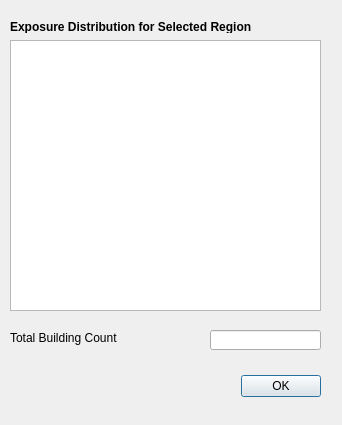
Qt form qt/dlg_res_detail.ui (gem/sidd) before a commit.
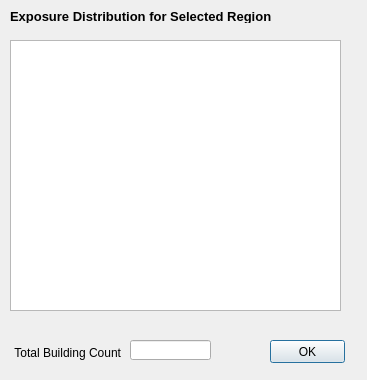
The same form after that commit.

```diff
--- a/qt/dlg_res_detail.ui
+++ b/qt/dlg_res_detail.ui
@@ -6,35 +6,19 @@
    <rect>
     <x>0</x>
     <y>0</y>
-    <width>342</width>
-    <height>425</height>
+    <width>367</width>
+    <height>380</height>
    </rect>
   </property>
   <property name="windowTitle">
    <string>Feature Details</string>
   </property>
-  <widget class="QDialogButtonBox" name="btnOK">
-   <property name="geometry">
-    <rect>
-     <x>-20</x>
-     <y>370</y>
-     <width>341</width>
-     <height>32</height>
-    </rect>
-   </property>
-   <property name="orientation">
-    <enum>Qt::Horizontal</enum>
-   </property>
-   <property name="standardButtons">
-    <set>QDialogButtonBox::Ok</set>
-   </property>
-  </widget>
   <widget class="QTableView" name="table_result">
    <property name="geometry">
     <rect>
      <x>10</x>
      <y>40</y>
-     <width>311</width>
+     <width>331</width>
      <height>271</height>
     </rect>
    </property>
@@ -43,13 +27,14 @@
    <property name="geometry">
     <rect>
      <x>10</x>
-     <y>20</y>
+     <y>10</y>
      <width>305</width>
      <height>13</height>
     </rect>
    </property>
    <property name="font">
     <font>
+     <pointsize>10</pointsize>
      <weight>75</weight>
      <bold>true</bold>
     </font>
@@ -62,25 +47,41 @@
    <property name="geometry">
     <rect>
      <x>10</x>
-     <y>330</y>
-     <width>191</width>
-     <height>16</height>
+     <y>340</y>
+     <width>111</width>
+     <height>25</height>
     </rect>
    </property>
    <property name="text">
     <string>Total Building Count</string>
    </property>
+   <property name="alignment">
+    <set>Qt::AlignRight|Qt::AlignTrailing|Qt::AlignVCenter</set>
+   </property>
   </widget>
   <widget class="QLineEdit" name="txt_bldgcount">
    <property name="geometry">
     <rect>
-     <x>210</x>
-     <y>330</y>
-     <width>111</width>
+     <x>130</x>
+     <y>340</y>
+     <width>81</width>
      <height>20</height>
     </rect>
    </property>
   </widget>
+  <widget class="QPushButton" name="btn_ok">
+   <property name="geometry">
+    <rect>
+     <x>270</x>
+     <y>340</y>
+     <width>75</width>
+     <height>23</height>
+    </rect>
+   </property>
+   <property name="text">
+    <string>OK</string>
+   </property>
+  </widget>
  </widget>
  <resources/>
  <connections>
```
Left out of the diff: 35 changed lines with no effect on the pictures.
